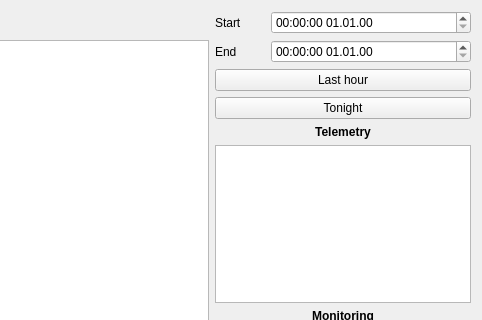
First picture: the form in guis/ui/plots.ui, repository janis-hag/kalao-ics, before the edit; both pictures show x 560 to 1042 and y 0 to 320 of the 1042 by 731 pixel window.
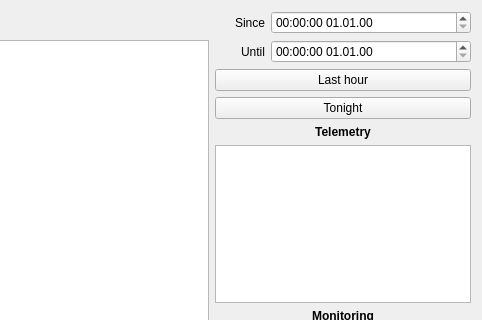
Second picture: the form after the edit. Custom widgets are drawn as their Qt base class.

```diff
--- a/guis/ui/plots.ui
+++ b/guis/ui/plots.ui
@@ -131,10 +131,13 @@
    </item>
    <item row="0" column="1" rowspan="4">
     <layout class="QFormLayout" name="side_layout">
+     <property name="labelAlignment">
+      <set>Qt::AlignRight|Qt::AlignTrailing|Qt::AlignVCenter</set>
+     </property>
      <item row="0" column="0">
       <widget class="QLabel" name="start_label">
        <property name="text">
-        <string>Start</string>
+        <string>Since</string>
        </property>
       </widget>
      </item>
@@ -151,7 +154,7 @@
      <item row="1" column="0">
       <widget class="QLabel" name="end_label">
        <property name="text">
-        <string>End</string>
+        <string>Until</string>
        </property>
       </widget>
      </item>
```
